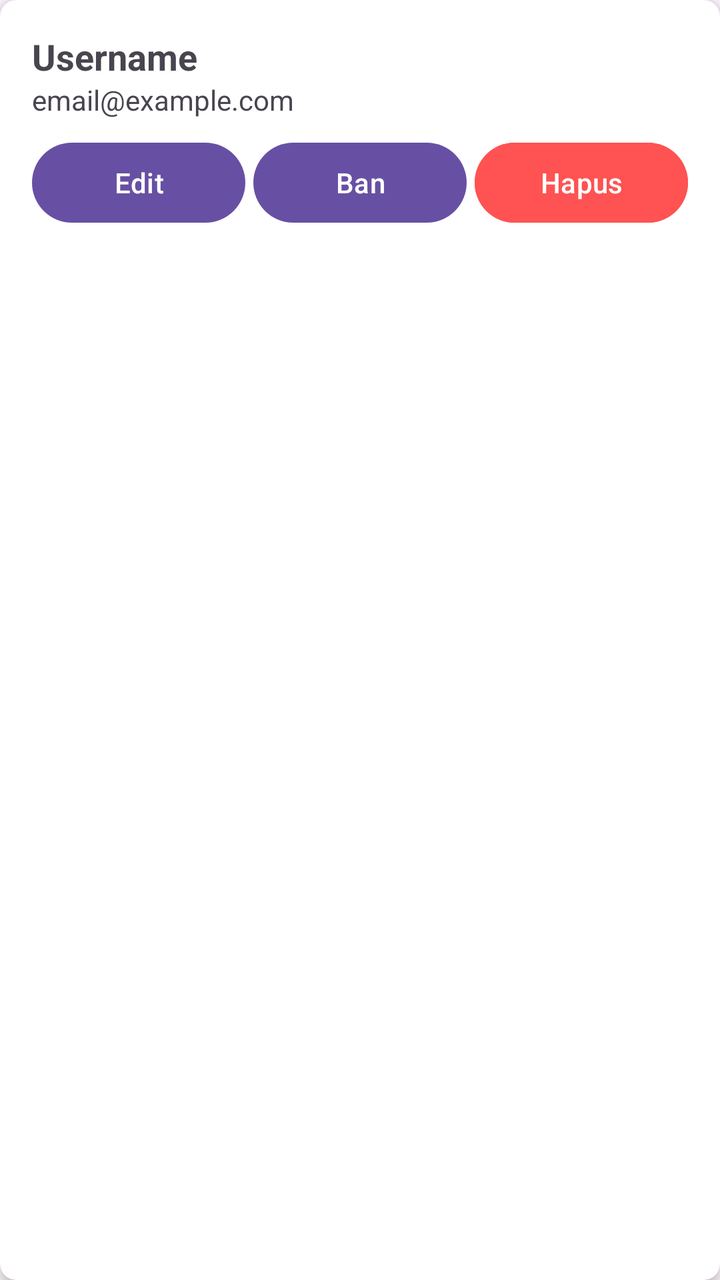
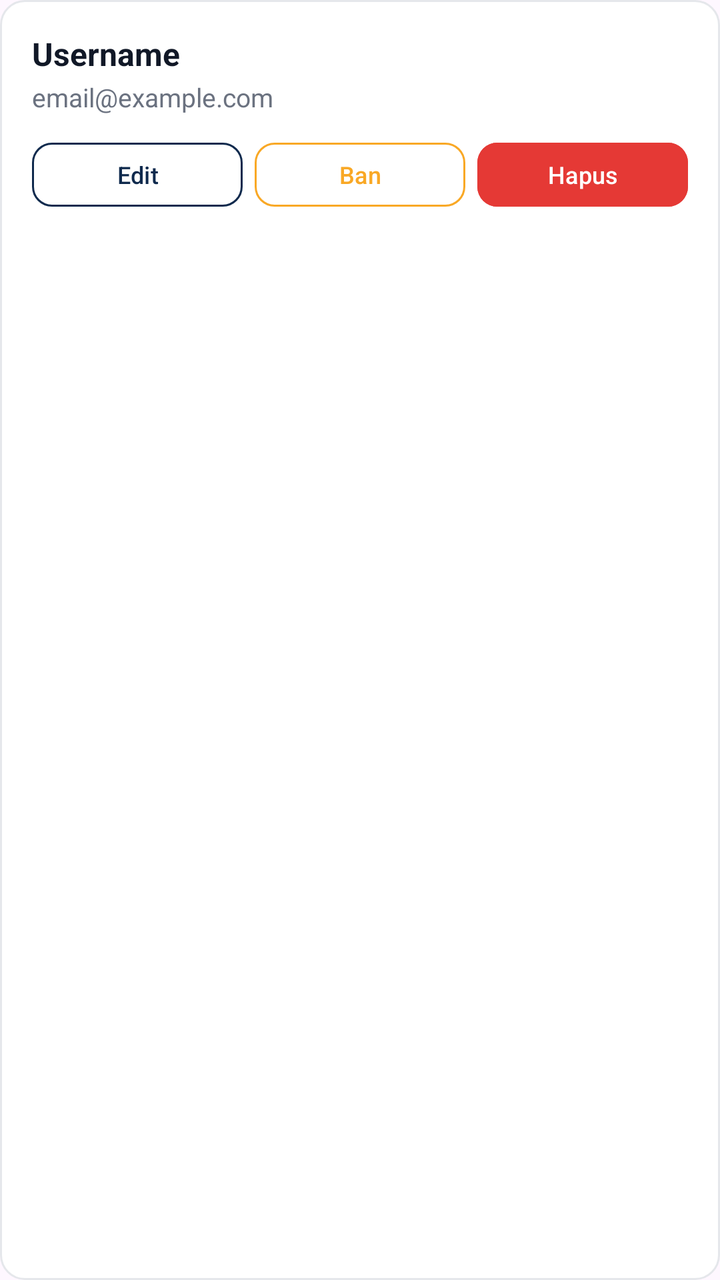

Compare the two renders of this Android layout. The source of the first and the diff that turns it into the second are given below.
<!-- AndroidManifest.xml: application theme Theme.Proyek_MDP -->
<!-- res/layout/item_user.xml -->
<?xml version="1.0" encoding="utf-8"?>
<androidx.cardview.widget.CardView xmlns:android="http://schemas.android.com/apk/res/android"
    xmlns:app="http://schemas.android.com/apk/res-auto"
    android:layout_width="match_parent"
    android:layout_height="wrap_content"
    android:layout_margin="8dp"
    app:cardCornerRadius="8dp"
    app:cardElevation="4dp">

    <LinearLayout
        android:layout_width="match_parent"
        android:layout_height="wrap_content"
        android:orientation="vertical"
        android:padding="16dp">

        <TextView
            android:id="@+id/tvUsername"
            android:layout_width="wrap_content"
            android:layout_height="wrap_content"
            android:text="Username"
            android:textSize="18sp"
            android:textStyle="bold" />

        <TextView
            android:id="@+id/tvEmail"
            android:layout_width="wrap_content"
            android:layout_height="wrap_content"
            android:text="email@example.com" />

        <LinearLayout
            android:layout_width="match_parent"
            android:layout_height="wrap_content"
            android:layout_marginTop="8dp"
            android:orientation="horizontal">

            <Button
                android:id="@+id/btnEdit"
                style="?attr/materialButtonStyle"
                android:layout_width="0dp"
                android:layout_height="wrap_content"
                android:layout_weight="1"
                android:text="Edit" />

            <Button
                android:id="@+id/btnBan"
                style="?attr/materialButtonStyle"
                android:layout_width="0dp"
                android:layout_height="wrap_content"
                android:layout_marginHorizontal="4dp"
                android:layout_weight="1"
                android:text="Ban" />

            <Button
                android:id="@+id/btnDelete"
                style="?attr/materialButtonStyle"
                android:layout_width="0dp"
                android:layout_height="wrap_content"
                android:layout_weight="1"
                android:backgroundTint="#FF5252"
                android:text="Hapus" />
        </LinearLayout>
    </LinearLayout>
</androidx.cardview.widget.CardView>
<!-- resources referenced by this layout -->
<resources>
  <style name="Theme.Proyek_MDP" parent="Base.Theme.Proyek_MDP" />
  <style name="Base.Theme.Proyek_MDP" parent="Theme.Material3.DayNight.NoActionBar">
          
          
      </style>
</resources>

<!-- the commit's change to res/layout/item_user.xml (unified diff, before → after) -->
@@ -1,63 +1,77 @@
 <?xml version="1.0" encoding="utf-8"?>
-<androidx.cardview.widget.CardView xmlns:android="http://schemas.android.com/apk/res/android"
+<LinearLayout xmlns:android="http://schemas.android.com/apk/res/android"
     xmlns:app="http://schemas.android.com/apk/res-auto"
     android:layout_width="match_parent"
     android:layout_height="wrap_content"
-    android:layout_margin="8dp"
-    app:cardCornerRadius="8dp"
-    app:cardElevation="4dp">
+    android:layout_margin="6dp"
+    android:layout_marginHorizontal="20dp"
+    android:background="@drawable/bg_card_border"
+    android:orientation="vertical"
+    android:padding="16dp">
+
+    <TextView
+        android:id="@+id/tvUsername"
+        android:layout_width="wrap_content"
+        android:layout_height="wrap_content"
+        android:text="Username"
+        android:textColor="#111827"
+        android:textSize="16sp"
+        android:textStyle="bold" />
+
+    <TextView
+        android:id="@+id/tvEmail"
+        android:layout_width="wrap_content"
+        android:layout_height="wrap_content"
+        android:layout_marginTop="2dp"
+        android:text="email@example.com"
+        android:textColor="#6B7280"
+        android:textSize="13sp" />
 
     <LinearLayout
         android:layout_width="match_parent"
         android:layout_height="wrap_content"
-        android:orientation="vertical"
-        android:padding="16dp">
+        android:layout_marginTop="10dp"
+        android:orientation="horizontal">
 
-        <TextView
-            android:id="@+id/tvUsername"
-            android:layout_width="wrap_content"
-            android:layout_height="wrap_content"
-            android:text="Username"
-            android:textSize="18sp"
-            android:textStyle="bold" />
+        <Button
+            android:id="@+id/btnEdit"
+            android:layout_width="0dp"
+            android:layout_height="40dp"
+            android:layout_weight="1"
+            android:backgroundTint="@android:color/white"
+            android:text="Edit"
+            android:textAllCaps="false"
+            android:textColor="#0F2A4D"
+            android:textSize="12sp"
+            app:cornerRadius="10dp"
+            app:strokeColor="#0F2A4D"
+            app:strokeWidth="1dp" />
 
-        <TextView
-            android:id="@+id/tvEmail"
-            android:layout_width="wrap_content"
-            android:layout_height="wrap_content"
-            android:text="email@example.com" />
+        <Button
+            android:id="@+id/btnBan"
+            android:layout_width="0dp"
+            android:layout_height="40dp"
+            android:layout_marginHorizontal="6dp"
+            android:layout_weight="1"
+            android:backgroundTint="@android:color/white"
+            android:text="Ban"
+            android:textAllCaps="false"
+            android:textColor="#F9A825"
+            android:textSize="12sp"
+            app:cornerRadius="10dp"
+            app:strokeColor="#F9A825"
+            app:strokeWidth="1dp" />
 
-        <LinearLayout
-            android:layout_width="match_parent"
-            android:layout_height="wrap_content"
-            android:layout_marginTop="8dp"
-            android:orientation="horizontal">
-
-            <Button
-                android:id="@+id/btnEdit"
-                style="?attr/materialButtonStyle"
-                android:layout_width="0dp"
-                android:layout_height="wrap_content"
-                android:layout_weight="1"
-                android:text="Edit" />
-
-            <Button
-                android:id="@+id/btnBan"
-                style="?attr/materialButtonStyle"
-                android:layout_width="0dp"
-                android:layout_height="wrap_content"
-                android:layout_marginHorizontal="4dp"
-                android:layout_weight="1"
-                android:text="Ban" />
-
-            <Button
-                android:id="@+id/btnDelete"
-                style="?attr/materialButtonStyle"
-                android:layout_width="0dp"
-                android:layout_height="wrap_content"
-                android:layout_weight="1"
-                android:backgroundTint="#FF5252"
-                android:text="Hapus" />
-        </LinearLayout>
+        <Button
+            android:id="@+id/btnDelete"
+            android:layout_width="0dp"
+            android:layout_height="40dp"
+            android:layout_weight="1"
+            android:backgroundTint="#E53935"
+            android:text="Hapus"
+            android:textAllCaps="false"
+            android:textColor="@android:color/white"
+            android:textSize="12sp"
+            app:cornerRadius="10dp" />
     </LinearLayout>
-</androidx.cardview.widget.CardView>
+</LinearLayout>
<!-- resource entries referenced after the edit -->
@@ -1,5 +1,12 @@
 <!-- resources referenced by this layout -->
 <resources>
+  <!-- drawable bg_card_border (drawable) -->
+  <?xml version="1.0" encoding="utf-8"?>
+  <shape xmlns:android="http://schemas.android.com/apk/res/android">
+      <solid android:color="#FFFFFF" />
+      <corners android:radius="12dp" />
+      <stroke android:width="1dp" android:color="#E5E7EB" />
+  </shape>
   <style name="Theme.Proyek_MDP" parent="Base.Theme.Proyek_MDP" />
   <style name="Base.Theme.Proyek_MDP" parent="Theme.Material3.DayNight.NoActionBar">
           
